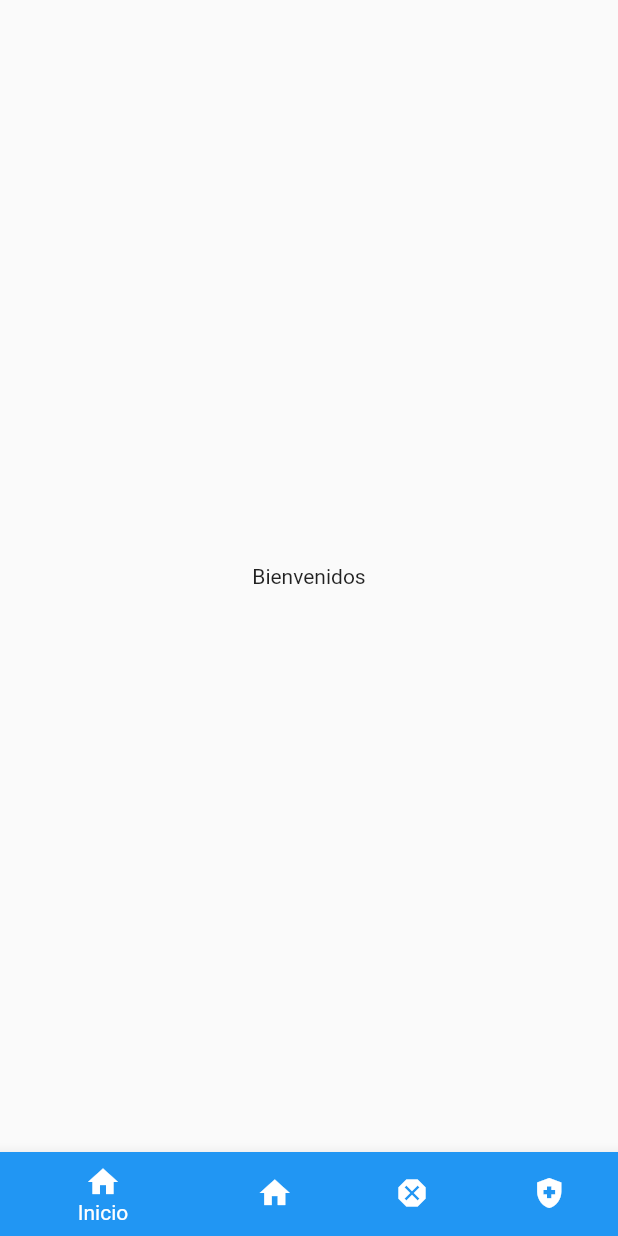
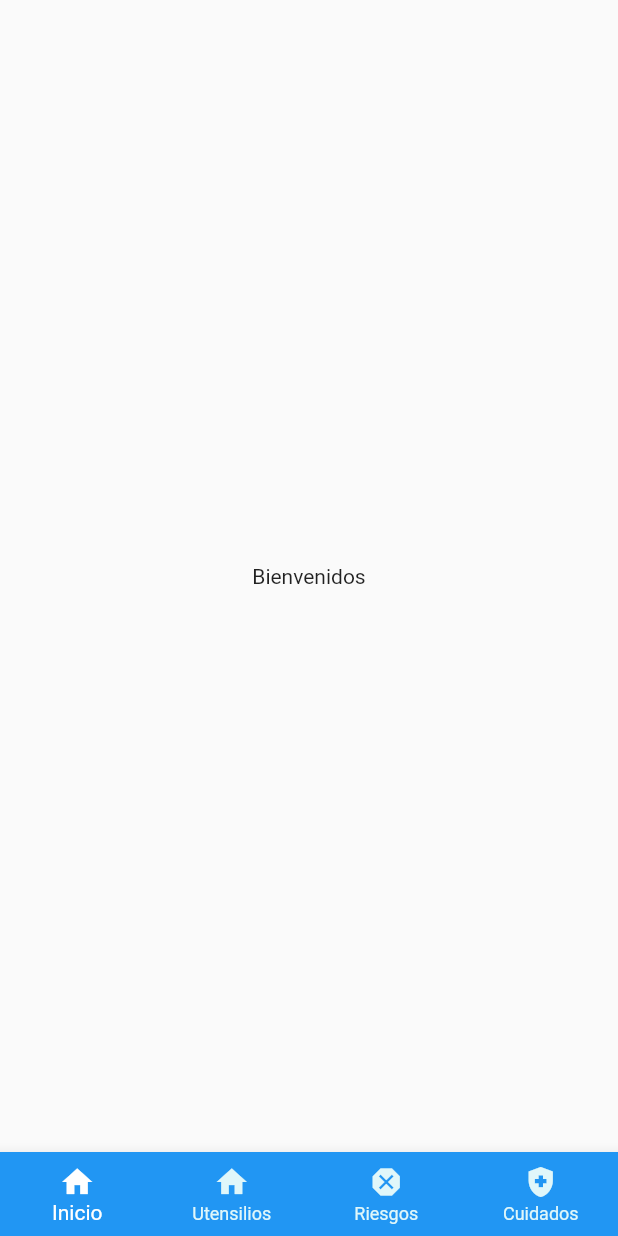
Before and after one commit to Tomasespinozagarrido/aplicacion_tesis, a Flutter app: the screen it shows after launch, on a phone screen of 412 x 824 dp. Run offline on Flutter 3.47's test engine with Material 2 defaults, Android fonts, the phone set to English and light mode, and no system bars.

Commit message:
Update home_screen.dart

```diff
--- a/app_tesis/lib/screens/home_screen.dart
+++ b/app_tesis/lib/screens/home_screen.dart
@@ -8,9 +8,8 @@ class HomeScreen extends StatelessWidget {
         child: Text('Bienvenidos'),
       ),
       bottomNavigationBar: BottomNavigationBar(
-        items: [
+          items: const <BottomNavigationBarItem>[
             BottomNavigationBarItem(
-            backgroundColor: Colors.blue,
               icon: Icon(Icons.home),
               label: 'Inicio',
             ),
@@ -27,7 +26,10 @@ class HomeScreen extends StatelessWidget {
               label: 'Cuidados',
             ),
           ],
-      ),
+          type: BottomNavigationBarType.fixed,
+          backgroundColor: Colors.blue,
+          selectedItemColor: Colors.white,
+          unselectedItemColor: Colors.cyan.shade50),
     );
   }
 }
```
Lines whose indentation alone changed are shown as unchanged.
